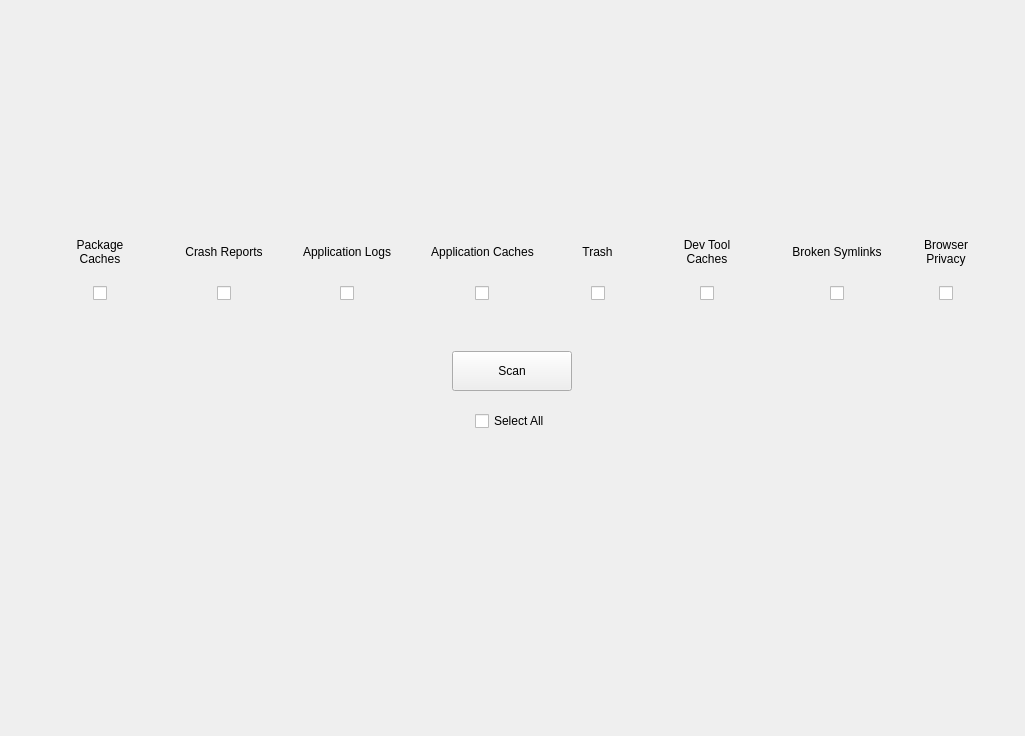
The window that shared/nexis/Pages/SystemCleaner/system_cleaner_page.ui (s4solutionsllc/Nexis) describes before a commit, drawn with Qt 5.
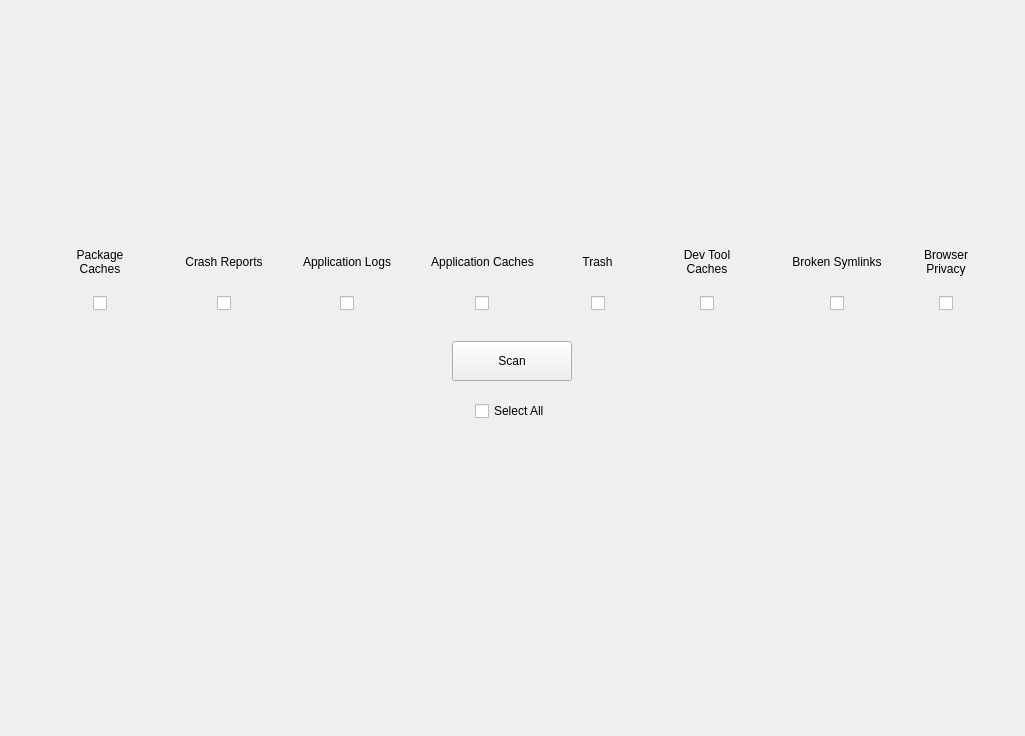
The same window after the commit. The open tabs and pages were chosen to show the change. Icons and pictures are not drawn.

```diff
--- a/shared/nexis/Pages/SystemCleaner/system_cleaner_page.ui
+++ b/shared/nexis/Pages/SystemCleaner/system_cleaner_page.ui
@@ -315,7 +315,7 @@
          <property name="sizeHint" stdset="0">
           <size>
            <width>20</width>
-           <height>30</height>
+           <height>10</height>
           </size>
          </property>
         </spacer>
@@ -605,7 +605,7 @@
          <property name="sizeHint" stdset="0">
           <size>
            <width>20</width>
-           <height>100</height>
+           <height>20</height>
           </size>
          </property>
         </spacer>
```
